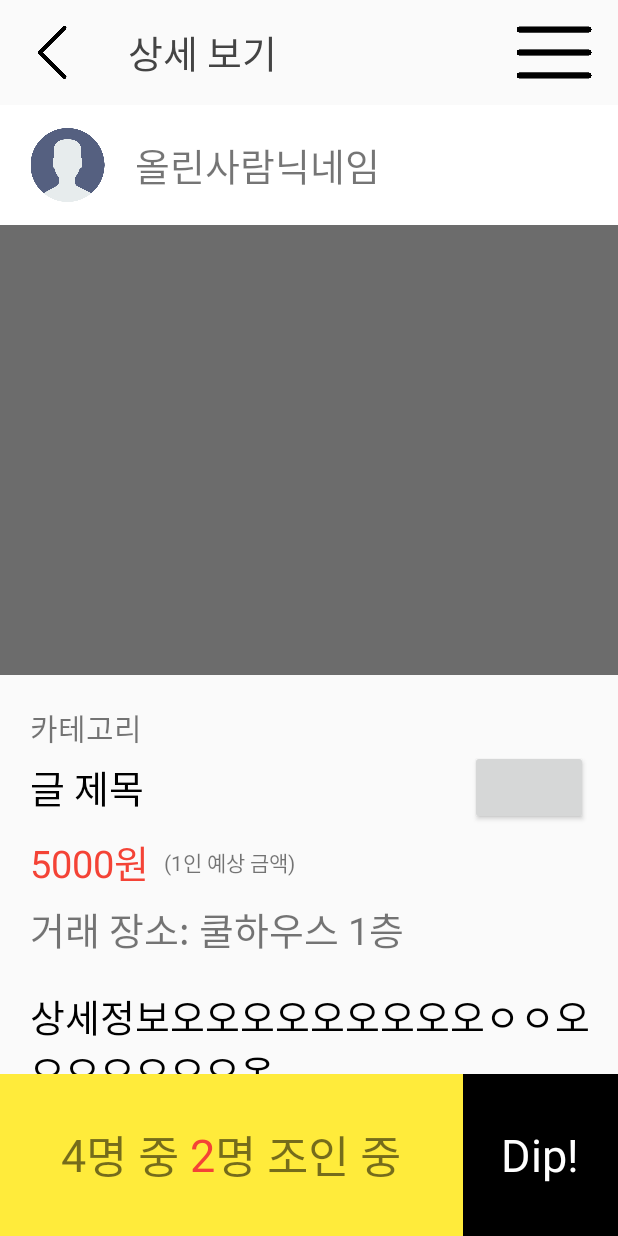
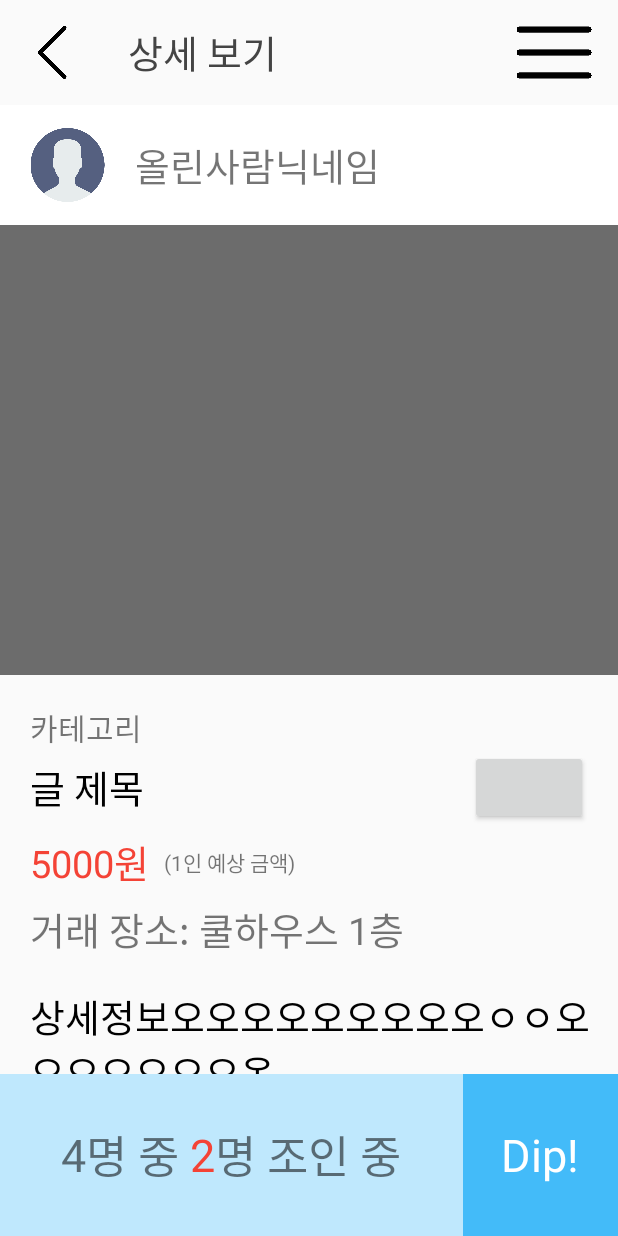
Before and after one commit to syoung125/K-Lab-group-buying-, an Android app: the DocumentDetailActivity screen opened directly, with no data from a screen before it, after a tap on "Dip!", on a phone screen of 412 x 824 dp. Run offline under Robolectric (Android 15) with nearby library versions, the phone set to English and light mode, and no system bars; our stand-ins replace Firebase (no records; nobody signed in at launch, a user with empty details on screens opened directly); libraries missing offline, so code that uses them is left out: com.koushikdutta.ion; 15 statements that could not run were skipped.

Commit message:
채팅 합쳐야함

```diff
--- a/app/src/main/java/com/example/klapproject/Document.kt
+++ b/app/src/main/java/com/example/klapproject/Document.kt
@@ -26,7 +26,7 @@ import kotlin.collections.ArrayList
 import kotlin.coroutines.coroutineContext
 
 
-data class Document(var d_postnickname:String?): Serializable {
+data class Document(var d_postnickname:String): Serializable {
     //인자: 게시자
     var d_now:String? = null   //현재날짜
     var d_url:String? = null    //사진
@@ -55,7 +55,7 @@ data class Document(var d_postnickname:String?): Serializable {
             Log.v("Document_checknum", "인원이 모두 찬 채팅방입니다.")
             return
         }
-        d_chatlist.add("currentUser")
+        d_chatlist.add(d_postnickname)
         insert.child("nickname").setValue(d_postnickname)
         insert.child("uri").setValue(d_url)
         insert.child("title").setValue(d_title)
--- a/app/src/main/java/com/example/klapproject/DocumentDetailActivity.kt
+++ b/app/src/main/java/com/example/klapproject/DocumentDetailActivity.kt
@@ -44,7 +44,10 @@ class DocumentDetailActivity : AppCompatActivity() {
 
     //채팅룸 만들기
     fun makechatroom(view: View){
-        Toast.makeText(this, "채팅방들어가!", Toast.LENGTH_LONG).show()
+        //Toast.makeText(this, "채팅방들어가!", Toast.LENGTH_LONG).show()
+        if(MY_NICK == data!!.d_postnickname)
+            Toast.makeText(this, "자신이 올린 글은 dip할수 없습니다.", Toast.LENGTH_SHORT).show()
+
 
     }
 
--- a/app/src/main/java/com/example/klapproject/WritingForm.kt
+++ b/app/src/main/java/com/example/klapproject/WritingForm.kt
@@ -127,7 +127,6 @@ class WritingForm : AppCompatActivity() {
         if (requestCode == SELECT_IMAGE) {
             if (resultCode == Activity.RESULT_OK) {
                 wf_imageView.setImageURI(data!!.data)
-//                t_d.uri = data!!.data
                 t_d.d_url = data!!.data.toString()
             }
         }
--- a/app/src/main/res/layout/activity_document_detail.xml
+++ b/app/src/main/res/layout/activity_document_detail.xml
@@ -75,11 +75,11 @@
 
         </LinearLayout>
     </ScrollView>
-    <LinearLayout android:orientation="horizontal" android:background="#000000"
+    <LinearLayout android:orientation="horizontal" android:background="#BA00A5FA"
                   android:gravity="center"
                   android:layout_width="match_parent" android:layout_height="0dp" android:layout_weight="1">
         <LinearLayout android:layout_width="0dp" android:layout_height="match_parent"
-                      android:layout_weight="3" android:gravity="center" android:background="#FFEB3B"
+                      android:layout_weight="3" android:gravity="center" android:background="#A8FFFFFF"
                       android:orientation="horizontal">
             <TextView android:id="@+id/tv_totalnum" android:text="4" android:gravity="center"
                       android:layout_width="wrap_content"
```
Also changed, not shown: app/src/main/java/com/example/klapproject/Fragment1.kt (+6 -3 lines).
